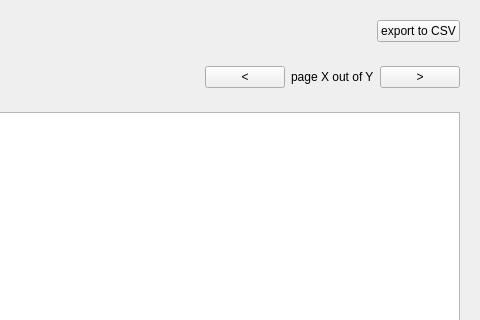
Before: the Qt Designer form penyamanager/admin/stockmanagementwindow.ui in eguzki/penyamanager, drawn with Qt 5; both pictures show x 720 to 1200 and y 0 to 320 of the 1200 by 1000 pixel window.
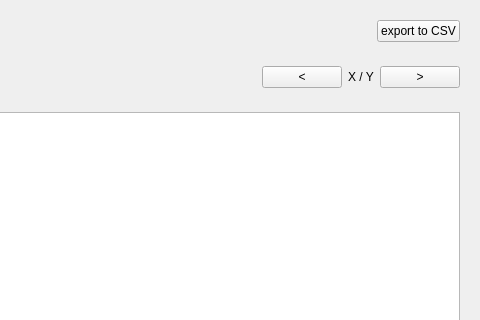
After: the same form once the commit is applied.

Patch:
```diff
--- a/penyamanager/admin/stockmanagementwindow.ui
+++ b/penyamanager/admin/stockmanagementwindow.ui
@@ -147,7 +147,7 @@
       <item>
        <widget class="QLabel" name="pageInfoLabel">
         <property name="text">
-         <string>page X out of Y</string>
+         <string notr="true">X / Y</string>
         </property>
        </widget>
       </item>
```
